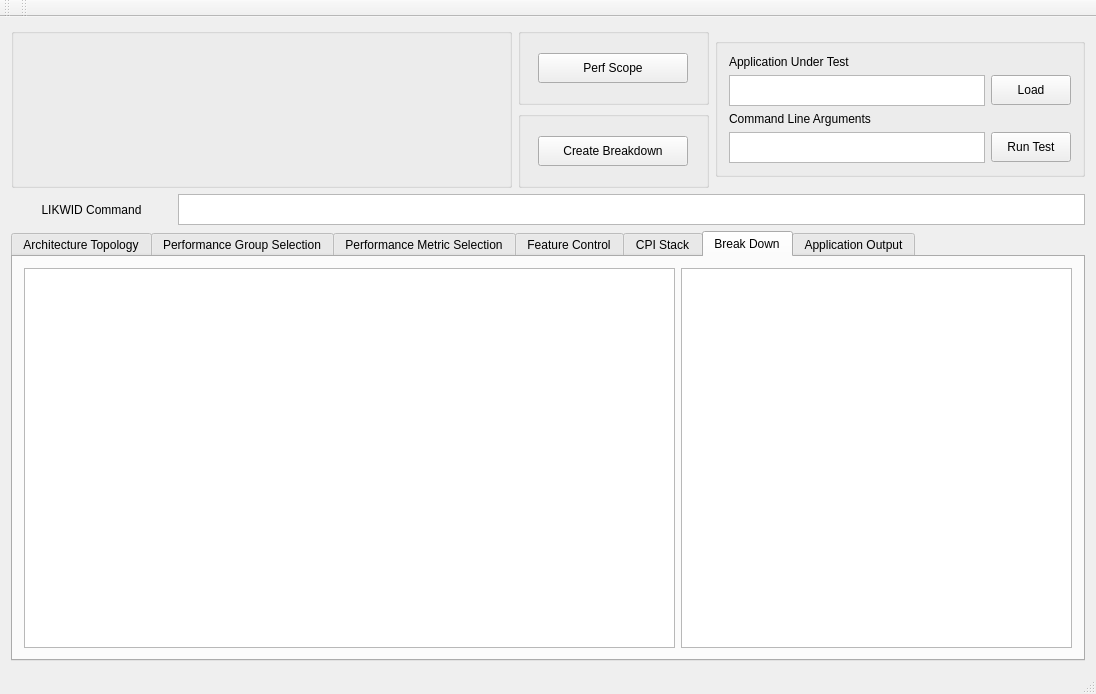
Areon1031/CPE_631_Advanced_Computer_Architecture, file Project/QuickPerformance/mainwindow.ui: the form before one commit.
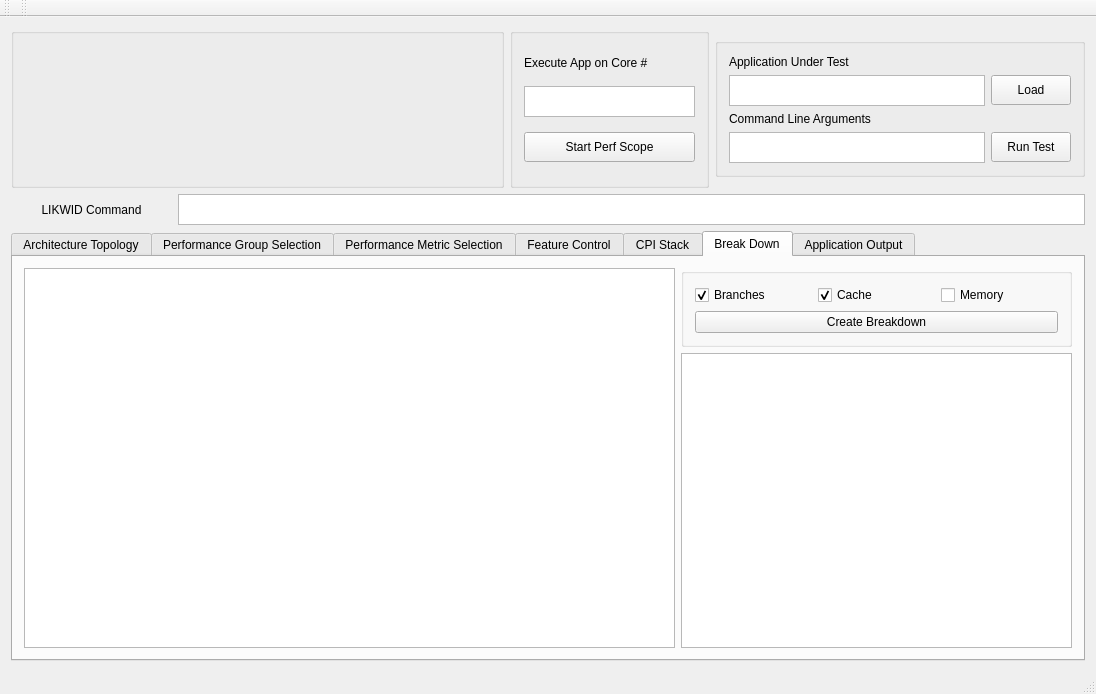
The form after the commit. The open tabs and pages were chosen to show the change. Custom widgets are drawn as their Qt base class.

Commit message: - Finishing touches on most of the GUI - Added check boxes for the perf breakdown tab - Wrote the python to actually generate a bar graph based on the perf results 	- WIP - Updated the icon image

The edit to the form file:
```diff
--- a/Project/QuickPerformance/mainwindow.ui
+++ b/Project/QuickPerformance/mainwindow.ui
@@ -29,8 +29,8 @@
      <verstretch>1</verstretch>
     </sizepolicy>
    </property>
-   <layout class="QGridLayout" name="gridLayout_8">
-    <item row="0" column="0" rowspan="2" colspan="2">
+   <layout class="QGridLayout" name="gridLayout_9">
+    <item row="0" column="0" colspan="2">
      <widget class="QGroupBox" name="Logo_Group">
       <property name="sizePolicy">
        <sizepolicy hsizetype="Minimum" vsizetype="Fixed">
@@ -93,30 +93,92 @@
       <property name="title">
        <string/>
       </property>
-      <layout class="QGridLayout" name="gridLayout_9">
-       <item row="0" column="0">
+      <layout class="QGridLayout" name="gridLayout_8">
+       <item row="2" column="0">
         <widget class="QPushButton" name="Perfscope_pushButton">
          <property name="sizePolicy">
-          <sizepolicy hsizetype="Minimum" vsizetype="Minimum">
+          <sizepolicy hsizetype="Expanding" vsizetype="Minimum">
            <horstretch>0</horstretch>
            <verstretch>0</verstretch>
           </sizepolicy>
          </property>
          <property name="maximumSize">
           <size>
-           <width>150</width>
+           <width>175</width>
            <height>30</height>
           </size>
          </property>
          <property name="text">
-          <string>Perf Scope</string>
+          <string>Start Perf Scope</string>
+         </property>
+        </widget>
+       </item>
+       <item row="1" column="0">
+        <widget class="QTextEdit" name="ExecuteCore_Text">
+         <property name="sizePolicy">
+          <sizepolicy hsizetype="Fixed" vsizetype="Fixed">
+           <horstretch>0</horstretch>
+           <verstretch>0</verstretch>
+          </sizepolicy>
+         </property>
+         <property name="minimumSize">
+          <size>
+           <width>171</width>
+           <height>31</height>
+          </size>
+         </property>
+         <property name="maximumSize">
+          <size>
+           <width>171</width>
+           <height>31</height>
+          </size>
+         </property>
+         <property name="layoutDirection">
+          <enum>Qt::LeftToRight</enum>
+         </property>
+         <property name="lineWrapMode">
+          <enum>QTextEdit::NoWrap</enum>
+         </property>
+         <property name="lineWrapColumnOrWidth">
+          <number>0</number>
+         </property>
+         <property name="readOnly">
+          <bool>false</bool>
+         </property>
+         <property name="placeholderText">
+          <string/>
+         </property>
+        </widget>
+       </item>
+       <item row="0" column="0">
+        <widget class="QLabel" name="ExecuteCore_Label">
+         <property name="sizePolicy">
+          <sizepolicy hsizetype="Fixed" vsizetype="Fixed">
+           <horstretch>0</horstretch>
+           <verstretch>0</verstretch>
+          </sizepolicy>
+         </property>
+         <property name="minimumSize">
+          <size>
+           <width>161</width>
+           <height>17</height>
+          </size>
+         </property>
+         <property name="maximumSize">
+          <size>
+           <width>161</width>
+           <height>17</height>
+          </size>
+         </property>
+         <property name="text">
+          <string>Execute App on Core #</string>
          </property>
         </widget>
        </item>
       </layout>
      </widget>
     </item>
-    <item row="0" column="3" rowspan="2">
+    <item row="0" column="3">
      <widget class="QGroupBox" name="Application_Group">
       <property name="sizePolicy">
        <sizepolicy hsizetype="Fixed" vsizetype="Fixed">
@@ -257,47 +319,7 @@
       </layout>
      </widget>
     </item>
-    <item row="1" column="2">
-     <widget class="QGroupBox" name="Breakdown_Group">
-      <property name="sizePolicy">
-       <sizepolicy hsizetype="Fixed" vsizetype="Minimum">
-        <horstretch>0</horstretch>
-        <verstretch>0</verstretch>
-       </sizepolicy>
-      </property>
-      <property name="minimumSize">
-       <size>
-        <width>191</width>
-        <height>50</height>
-       </size>
-      </property>
-      <property name="title">
-       <string/>
-      </property>
-      <layout class="QGridLayout" name="gridLayout_13">
-       <item row="0" column="0">
-        <widget class="QPushButton" name="Breakdown_pushButton">
-         <property name="sizePolicy">
-          <sizepolicy hsizetype="Minimum" vsizetype="Minimum">
-           <horstretch>0</horstretch>
-           <verstretch>0</verstretch>
-          </sizepolicy>
-         </property>
-         <property name="maximumSize">
-          <size>
-           <width>150</width>
-           <height>30</height>
-          </size>
-         </property>
-         <property name="text">
-          <string>Create Breakdown</string>
-         </property>
-        </widget>
-       </item>
-      </layout>
-     </widget>
-    </item>
-    <item row="2" column="0">
+    <item row="1" column="0">
      <widget class="QLabel" name="LikwidCommand_Label">
       <property name="sizePolicy">
        <sizepolicy hsizetype="Fixed" vsizetype="Fixed">
@@ -319,7 +341,7 @@
       </property>
      </widget>
     </item>
-    <item row="2" column="1" colspan="3">
+    <item row="1" column="1" colspan="3">
      <widget class="QTextEdit" name="LikwidCommand_Text">
       <property name="sizePolicy">
        <sizepolicy hsizetype="Expanding" vsizetype="Fixed">
@@ -344,7 +366,7 @@
       </property>
      </widget>
     </item>
-    <item row="3" column="0" colspan="4">
+    <item row="2" column="0" colspan="4">
      <widget class="QTabWidget" name="tabWidget">
       <property name="sizePolicy">
        <sizepolicy hsizetype="Expanding" vsizetype="Expanding">
@@ -353,7 +375,7 @@
        </sizepolicy>
       </property>
       <property name="currentIndex">
-       <number>0</number>
+       <number>5</number>
       </property>
       <widget class="QWidget" name="Topology_Tab">
        <property name="sizePolicy">
@@ -589,8 +611,8 @@
        <attribute name="title">
         <string>Break Down</string>
        </attribute>
-       <layout class="QGridLayout" name="gridLayout_12">
-        <item row="0" column="0">
+       <layout class="QGridLayout" name="gridLayout_13">
+        <item row="0" column="0" rowspan="2">
          <widget class="CustomView" name="BreakdownChart_GraphicsView">
           <property name="minimumSize">
            <size>
@@ -601,6 +623,73 @@
          </widget>
         </item>
         <item row="0" column="1">
+         <widget class="QGroupBox" name="Breakdown_Group">
+          <property name="sizePolicy">
+           <sizepolicy hsizetype="Minimum" vsizetype="Minimum">
+            <horstretch>0</horstretch>
+            <verstretch>0</verstretch>
+           </sizepolicy>
+          </property>
+          <property name="minimumSize">
+           <size>
+            <width>191</width>
+            <height>50</height>
+           </size>
+          </property>
+          <property name="title">
+           <string/>
+          </property>
+          <layout class="QGridLayout" name="gridLayout_12">
+           <item row="0" column="0">
+            <widget class="QCheckBox" name="PerfBranches_checkBox">
+             <property name="text">
+              <string>Branches</string>
+             </property>
+             <property name="checked">
+              <bool>true</bool>
+             </property>
+            </widget>
+           </item>
+           <item row="0" column="1">
+            <widget class="QCheckBox" name="PerfCache_checkBox">
+             <property name="text">
+              <string>Cache</string>
+             </property>
+             <property name="checked">
+              <bool>true</bool>
+             </property>
+            </widget>
+           </item>
+           <item row="0" column="2">
+            <widget class="QCheckBox" name="PerfMemory_checkBox">
+             <property name="text">
+              <string>Memory</string>
+             </property>
+            </widget>
+           </item>
+           <item row="1" column="0" colspan="3">
+            <widget class="QPushButton" name="Breakdown_pushButton">
+             <property name="sizePolicy">
+              <sizepolicy hsizetype="Minimum" vsizetype="Minimum">
+               <horstretch>0</horstretch>
+               <verstretch>0</verstretch>
+              </sizepolicy>
+             </property>
+             <property name="maximumSize">
+              <size>
+               <width>375</width>
+               <height>30</height>
+              </size>
+             </property>
+             <property name="text">
+              <string>Create Breakdown</string>
+             </property>
+            </widget>
+           </item>
+          </layout>
+         </widget>
+        </item>
+        <item row="1" column="1">
          <widget class="QTextBrowser" name="BreakdownOutput_Text">
           <property name="sizePolicy">
            <sizepolicy hsizetype="Minimum" vsizetype="Expanding">
@@ -611,7 +700,7 @@
           <property name="minimumSize">
            <size>
             <width>391</width>
-            <height>361</height>
+            <height>200</height>
            </size>
           </property>
          </widget>
```
The commit also changes 9 other files.
